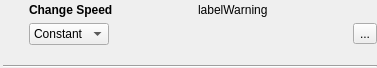
Old version of the form src/qmapshack/gis/trk/filter/IFilterSpeed.ui in the repository Maproom/qmapshack.
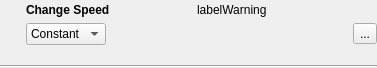
New version of the form. Icons and pictures are not drawn.

```diff
--- a/src/qmapshack/gis/trk/filter/IFilterSpeed.ui
+++ b/src/qmapshack/gis/trk/filter/IFilterSpeed.ui
@@ -33,7 +33,7 @@
     <enum>QLayout::SetDefaultConstraint</enum>
    </property>
    <property name="leftMargin">
-    <number>3</number>
+    <number>0</number>
    </property>
    <property name="topMargin">
     <number>0</number>
```
